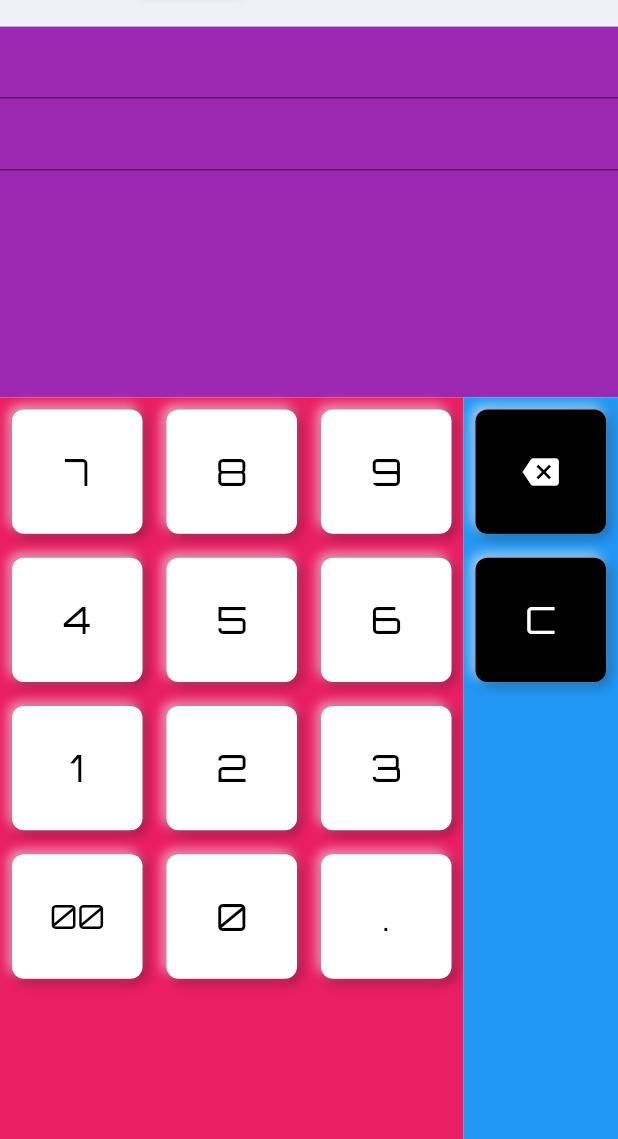
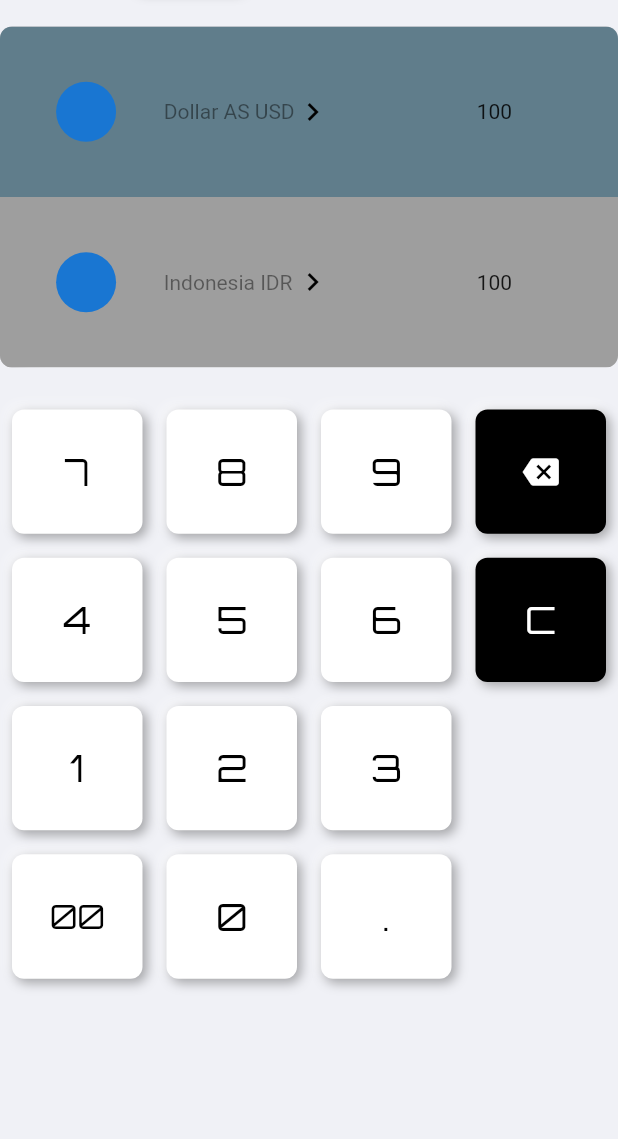
Before and after one commit to kangsudal/calculator_neumorphic, a Flutter app: the CurrencyExchangeWidget widget shown alone on an empty page, opened directly, on a phone screen of 412 x 824 dp, the part 97-1236 px from its top. Run offline on Flutter 3.47's test engine with Material 2 defaults, Android fonts, the phone set to English and light mode, and no system bars; drawn by our look-alikes of flutter_neumorphic; our stand-ins replace math_expressions.

Commit message:
Make Layout of exchange panel

```diff
--- a/lib/currencyExchange/screen_currencyexchange.dart
+++ b/lib/currencyExchange/screen_currencyexchange.dart
@@ -3,42 +3,16 @@ import 'package:flutter_neumorphic/flutter_neumorphic.dart';
 
 import '../commonWidget/radioWidget.dart';
 
-class CurrencyExchangeWidget extends StatelessWidget {
+class CurrencyExchangeWidget extends StatefulWidget {
   const CurrencyExchangeWidget({Key? key}) : super(key: key);
 
   @override
-  Widget build(BuildContext context) {
-    Widget buildButton(dynamic buttonContent, Color buttonColor) {
-      return Container(
-        child: Padding(
-          padding: const EdgeInsets.all(8.0),
-          child: NeumorphicButton(
-            onPressed: () {},
-            child: buttonContent.runtimeType == IconData
-                ? Center(
-                    child: Icon(
-                    buttonContent,
-                    color: Colors.white,
-                  ))
-                : Center(
-                    child: Text(
-                      buttonContent,
-                      style: TextStyle(
-                        fontSize: buttonContent == "00" ? 22 : 25,
-                        fontWeight: FontWeight.normal,
-                        color: buttonColor == Colors.black
-                            ? Colors.white
-                            : Colors.black,
-                        fontFamily: 'Orbitron',
-                      ),
-                    ),
-                  ),
-            style: NeumorphicStyle(color: buttonColor),
-          ),
-        ),
-      );
+  State<CurrencyExchangeWidget> createState() => _CurrencyExchangeWidgetState();
 }
 
+class _CurrencyExchangeWidgetState extends State<CurrencyExchangeWidget> {
+  @override
+  Widget build(BuildContext context) {
     return LayoutBuilder(
         builder: (BuildContext context, BoxConstraints constraints) {
       double parentHeight = constraints.maxHeight * 0.6;
@@ -53,24 +27,28 @@ class CurrencyExchangeWidget extends StatelessWidget {
             flex: 1,
           ),
           Expanded(
-            child: Container(
-              color: Colors.purple,
-              child: Column(
-                children: [
-                  TextField(),
-                  TextField(),
-                ],
+            flex: 3,
+            child: Padding(
+              padding: const EdgeInsets.only(bottom: 20.0),
+              child: buildShowPanel(),
             ),
           ),
-            flex: 3,
+          Expanded(
+            flex: 6,
+            child: buildInputButtons(parentWidth, parentHeight),
           ),
-          Expanded(
-            child: Row(
+        ],
+      );
+    });
+  }
+
+  Row buildInputButtons(double parentWidth, double parentHeight) {
+    return Row(
       children: [
         Container(
           width: parentWidth * .75,
           height: parentHeight,
-                  color: Colors.pink,
+          // color: Colors.pink,
           child: Column(
             children: [
               Expanded(
@@ -134,7 +112,7 @@ class CurrencyExchangeWidget extends StatelessWidget {
         Container(
           width: parentWidth * 0.25,
           height: parentHeight,
-                  color: Colors.blue,
+          // color: Colors.blue,
           child: Column(
             children: [
               Expanded(
@@ -156,11 +134,166 @@ class CurrencyExchangeWidget extends StatelessWidget {
           ),
         ),
       ],
+    );
+  }
+
+  Neumorphic buildShowPanel() {
+    return Neumorphic(
+      style: NeumorphicStyle(
+        depth: -20,
       ),
-            flex: 6,
+      child: Container(
+        // color: Colors.purple,
+        child: Column(
+          children: [
+            Expanded(
+              child: buildInputPanel(),
+            ),
+            Expanded(
+              child: buildResultPanel(),
             ),
           ],
+        ),
+      ),
     );
+  }
+
+  Container buildInputPanel() {
+    String dropdownValue = 'Dollar AS USD';
+    return Container(
+      color: Colors.blueGrey,
+      child: Row(
+        mainAxisAlignment: MainAxisAlignment.center,
+        children: [
+          Expanded(
+            flex: 1,
+            child: Align(
+              alignment: Alignment.centerRight,
+              child: Container(
+                padding: EdgeInsets.only(right: 5),
+                // color: Colors.white,
+                child: CircleAvatar(),
+              ),
+            ),
+          ),
+          Expanded(
+            flex: 2,
+            child: Center(
+              child: Container(
+                // color: Colors.blue,
+                child: buildDropdownButton(dropdownValue),
+              ),
+            ),
+          ),
+          Expanded(
+            flex: 2,
+            child: Center(
+              child: Container(
+                // color: Colors.red,
+                child: Text("100"),
+              ),
+            ),
+          ),
+        ],
+      ),
+    );
+  }
+
+  Container buildResultPanel() {
+    String dropdownValue = 'Indonesia IDR';
+    return Container(
+      color: Colors.grey,
+      child: Row(
+        mainAxisAlignment: MainAxisAlignment.center,
+        children: [
+          Expanded(
+            flex: 1,
+            child: Align(
+              alignment: Alignment.centerRight,
+              child: Container(
+                padding: EdgeInsets.only(right: 5),
+                // color: Colors.white,
+                child: CircleAvatar(),
+              ),
+            ),
+          ),
+          Expanded(
+            flex: 2,
+            child: Center(
+              child: Container(
+                // color: Colors.blue,
+                child: buildDropdownButton(dropdownValue),
+              ),
+            ),
+          ),
+          Expanded(
+            flex: 2,
+            child: Center(
+              child: Container(
+                // color: Colors.red,
+                child: Text("100"),
+              ),
+            ),
+          ),
+        ],
+      ),
+    );
+  }
+
+  Widget buildButton(dynamic buttonContent, Color buttonColor) {
+    return Container(
+      child: Padding(
+        padding: const EdgeInsets.all(8.0),
+        child: NeumorphicButton(
+          onPressed: () {},
+          child: buttonContent.runtimeType == IconData
+              ? Center(
+                  child: Icon(
+                  buttonContent,
+                  color: Colors.white,
+                ))
+              : Center(
+                  child: Text(
+                    buttonContent,
+                    style: TextStyle(
+                      fontSize: buttonContent == "00" ? 22 : 25,
+                      fontWeight: FontWeight.normal,
+                      color: buttonColor == Colors.black
+                          ? Colors.white
+                          : Colors.black,
+                      fontFamily: 'Orbitron',
+                    ),
+                  ),
+                ),
+          style: NeumorphicStyle(color: buttonColor),
+        ),
+      ),
+    );
+  }
+
+  DropdownButtonHideUnderline buildDropdownButton(String dropdownValue) {
+    return DropdownButtonHideUnderline(
+      child: DropdownButton<String>(
+        value: dropdownValue,
+        icon: const Icon(
+          Icons.navigate_next,
+          color: Colors.black,
+        ),
+        elevation: 16,
+        style: const TextStyle(color: Colors.black45),
+        onChanged: (String? newValue) {
+          setState(() {
+            dropdownValue = newValue!;
           });
+        },
+        items: <String>['Dollar AS USD', 'Indonesia IDR', 'Two', 'Free', 'Four']
+            .map<DropdownMenuItem<String>>((String value) {
+          return DropdownMenuItem<String>(
+            value: value,
+            child: Text(value),
+          );
+        }).toList(),
+      ),
+    );
   }
 }
```
Also changed, not shown: lib/model/currencyexchange.dart (added). Lines whose indentation alone changed are shown as unchanged.
